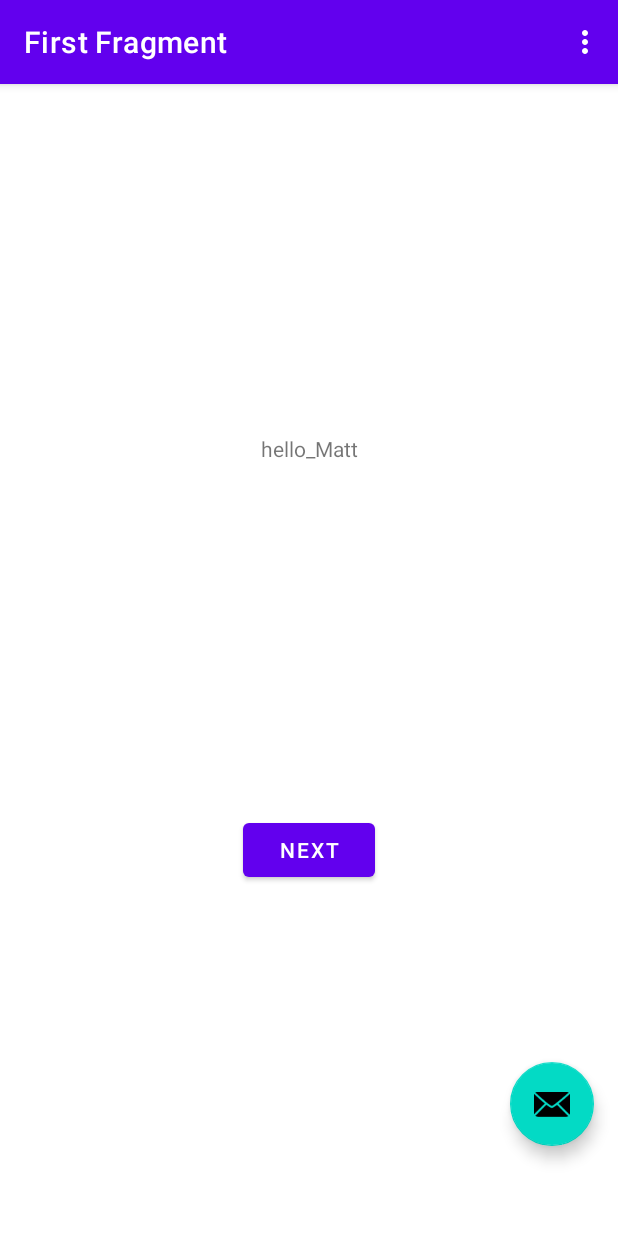
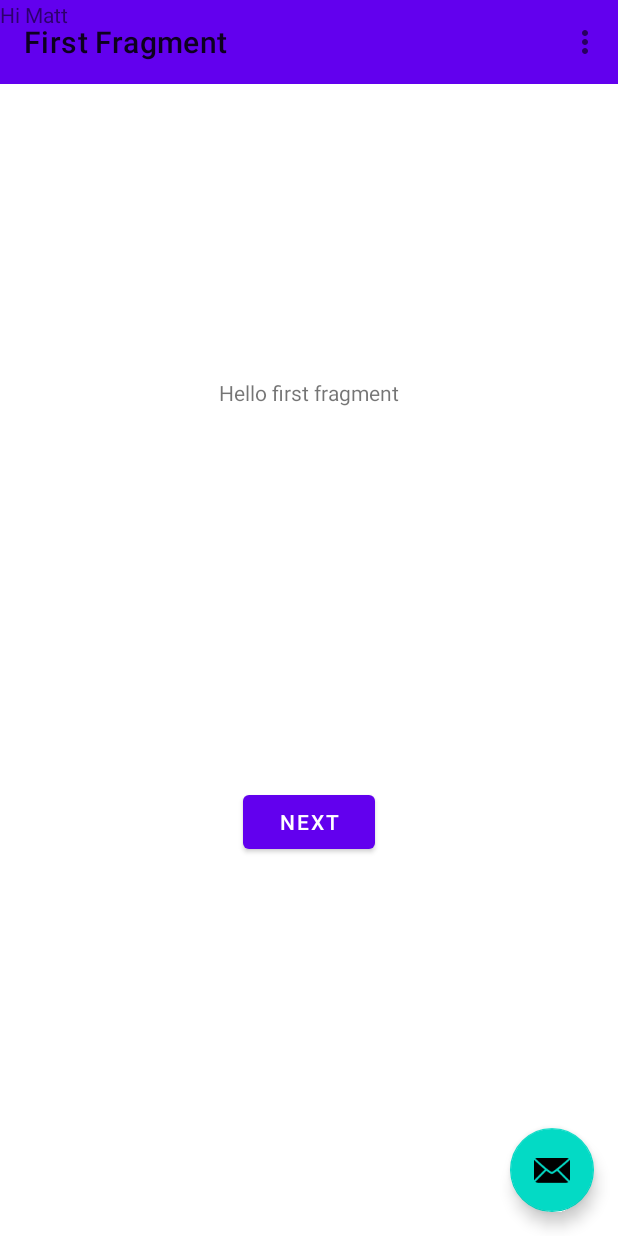
Before and after one commit to david25up/Lab1b, an Android app: the screen it shows after launch (MainActivity), on a phone screen of 412 x 824 dp. Run offline under Robolectric (Android 15) with nearby library versions, the phone set to English and light mode, and no system bars; our stand-ins replace navigation-ui.

Commit message:
Revert "Commit add "Hello Matt" 2nd time"
This reverts commit 950d621d0dfe79c9619d55a98e548f09ae32fc07.

```diff
--- a/app/src/main/res/layout/activity_main.xml
+++ b/app/src/main/res/layout/activity_main.xml
@@ -11,16 +11,11 @@
         android:layout_height="wrap_content"
         android:theme="@style/Theme.MyApplication.AppBarOverlay">
 
-        <androidx.appcompat.widget.Toolbar
-            android:id="@+id/toolbar"
-            android:layout_width="match_parent"
-            android:layout_height="?attr/actionBarSize"
-            android:background="?attr/colorPrimary"
-            app:popupTheme="@style/Theme.MyApplication.PopupOverlay" />
-
     </com.google.android.material.appbar.AppBarLayout>
 
-    <include layout="@layout/content_main" />
+    <include
+        android:id="@+id/include"
+        layout="@layout/content_main" />
 
     <com.google.android.material.floatingactionbutton.FloatingActionButton
         android:id="@+id/fab"
@@ -28,7 +23,29 @@
         android:layout_height="wrap_content"
         android:layout_gravity="bottom|end"
         android:layout_marginEnd="@dimen/fab_margin"
-        android:layout_marginBottom="60dp"
+        android:layout_marginBottom="16dp"
         app:srcCompat="@android:drawable/ic_dialog_email" />
 
+    <androidx.appcompat.widget.Toolbar
+        android:id="@+id/toolbar"
+        android:layout_width="match_parent"
+        android:layout_height="?attr/actionBarSize"
+        android:background="?attr/colorPrimary"
+        app:popupTheme="@style/Theme.MyApplication.PopupOverlay" />
+
+    <androidx.constraintlayout.widget.ConstraintLayout
+        android:layout_width="match_parent"
+        android:layout_height="match_parent"
+        app:layout_anchor="@+id/include"
+        app:layout_anchorGravity="center">
+
+        <TextView
+            android:id="@+id/textView"
+            android:layout_width="wrap_content"
+            android:layout_height="wrap_content"
+            android:text="Hi Matt"
+            tools:layout_editor_absoluteX="165dp"
+            tools:layout_editor_absoluteY="168dp" />
+    </androidx.constraintlayout.widget.ConstraintLayout>
+
 </androidx.coordinatorlayout.widget.CoordinatorLayout>
--- a/app/src/main/res/layout/fragment_first.xml
+++ b/app/src/main/res/layout/fragment_first.xml
@@ -10,7 +10,7 @@
         android:id="@+id/textview_first"
         android:layout_width="wrap_content"
         android:layout_height="wrap_content"
-        android:text="hello_Matt"
+        android:text="@string/hello_first_fragment"
         app:layout_constraintBottom_toTopOf="@id/button_first"
         app:layout_constraintEnd_toEndOf="parent"
         app:layout_constraintStart_toStartOf="parent"
```
